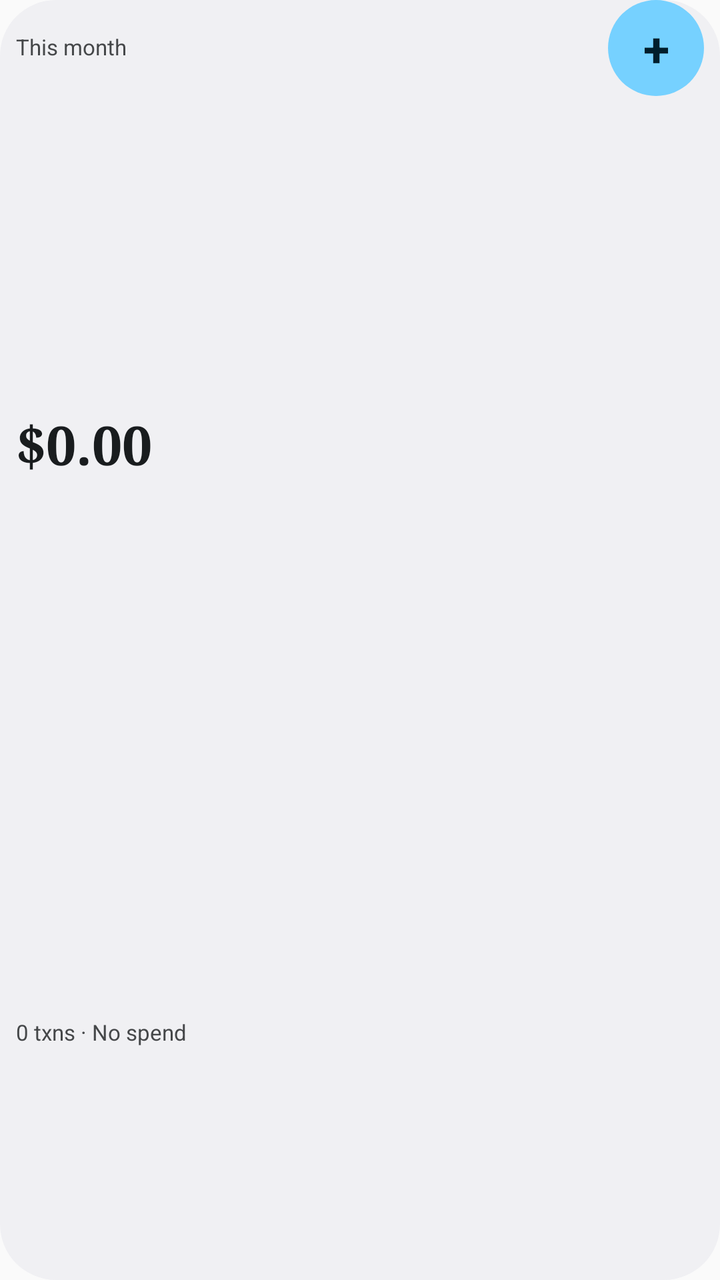
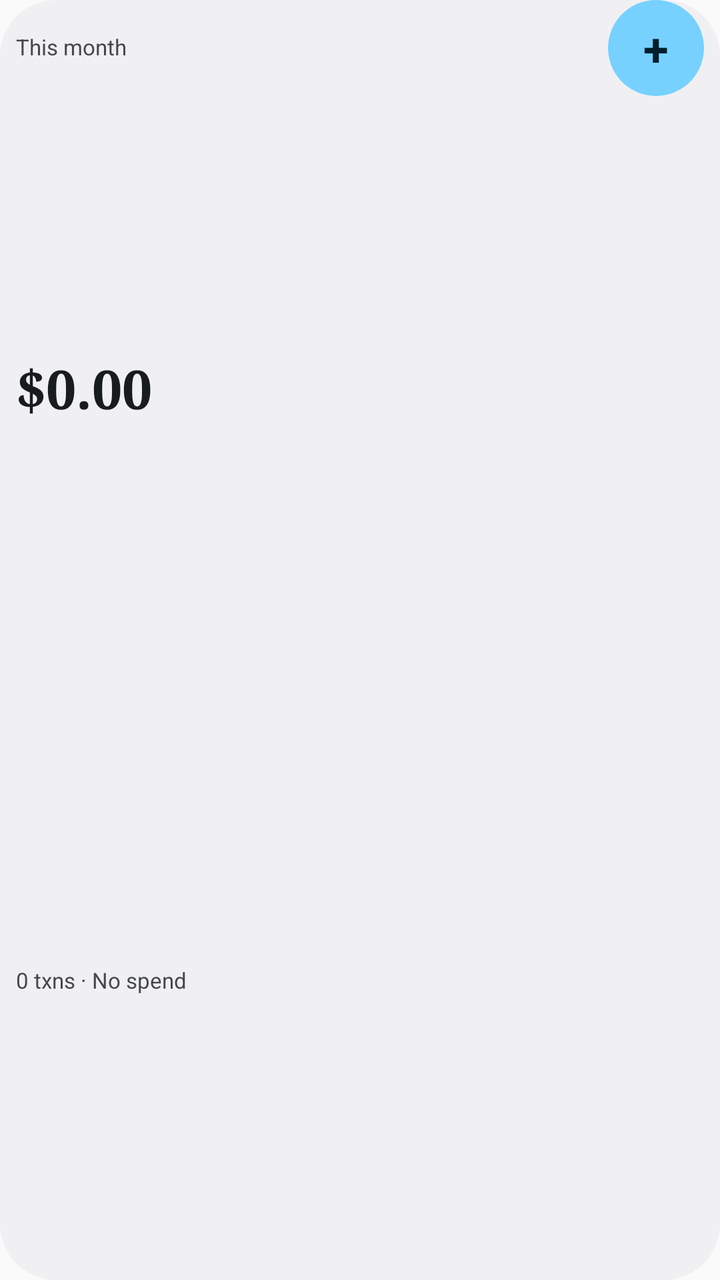

Screens rendered from an Android XML layout before and after an edit, with the pre-edit source and the edit as a unified diff.
<!-- AndroidManifest.xml: application theme AppTheme -->
<!-- res/layout/widget_penny_summary.xml -->
<?xml version="1.0" encoding="utf-8"?>
<LinearLayout xmlns:android="http://schemas.android.com/apk/res/android"
    android:id="@+id/widget_root"
    android:layout_width="match_parent"
    android:layout_height="match_parent"
    android:background="@drawable/widget_penny_card_background"
    android:orientation="vertical"
    android:paddingLeft="8dp"
    android:paddingRight="8dp"
    android:paddingBottom="6dp">

    <LinearLayout
        android:layout_width="match_parent"
        android:layout_height="48dp"
        android:gravity="center_vertical"
        android:orientation="horizontal">

        <TextView
            android:id="@+id/widget_spent_label"
            android:layout_width="0dp"
            android:layout_height="match_parent"
            android:layout_weight="1"
            android:autoSizeMaxTextSize="11sp"
            android:autoSizeMinTextSize="8sp"
            android:autoSizeStepGranularity="1sp"
            android:autoSizeTextType="uniform"
            android:ellipsize="end"
            android:gravity="center_vertical"
            android:includeFontPadding="false"
            android:maxLines="2"
            android:text="@string/widget_spent_this_month"
            android:textColor="@color/widget_on_surface_inverse_muted" />

        <TextView
            android:id="@+id/widget_add_button"
            android:layout_width="48dp"
            android:layout_height="48dp"
            android:background="@drawable/widget_penny_quick_add_background"
            android:contentDescription="@string/widget_quick_add_description"
            android:gravity="center"
            android:text="@string/widget_quick_add"
            android:textColor="@color/widget_on_quick_add"
            android:textSize="24sp"
            android:textStyle="bold" />
    </LinearLayout>

    <TextView
        android:id="@+id/widget_amount"
        android:layout_width="match_parent"
        android:layout_height="0dp"
        android:layout_weight="3"
        android:autoSizeMaxTextSize="27sp"
        android:autoSizeMinTextSize="12sp"
        android:autoSizeStepGranularity="1sp"
        android:autoSizeTextType="uniform"
        android:ellipsize="end"
        android:fontFamily="serif"
        android:gravity="center_vertical"
        android:includeFontPadding="false"
        android:maxLines="1"
        android:text="@string/widget_amount_fallback"
        android:textColor="@color/widget_on_surface_inverse"
        android:textStyle="bold" />

    <TextView
        android:id="@+id/widget_count"
        android:layout_width="match_parent"
        android:layout_height="0dp"
        android:layout_weight="2"
        android:autoSizeMaxTextSize="11sp"
        android:autoSizeMinTextSize="8sp"
        android:autoSizeStepGranularity="1sp"
        android:autoSizeTextType="uniform"
        android:ellipsize="end"
        android:gravity="center_vertical"
        android:includeFontPadding="false"
        android:maxLines="2"
        android:text="@string/widget_supporting_metrics_fallback"
        android:textColor="@color/widget_on_surface_inverse_muted" />
</LinearLayout>
<!-- resources referenced by this layout -->
<resources>
  <color name="widget_on_quick_add">#002117</color>
  <color name="widget_on_surface_inverse">#1A1C1A</color>
  <color name="widget_on_surface_inverse_muted">#454945</color>
  <!-- drawable widget_penny_card_background (drawable) -->
  <?xml version="1.0" encoding="utf-8"?>
  <shape xmlns:android="http://schemas.android.com/apk/res/android" android:shape="rectangle">
      <solid android:color="@color/widget_surface_inverse" />
      <corners android:radius="28dp" />
  </shape>
  <!-- drawable widget_penny_quick_add_background (drawable) -->
  <?xml version="1.0" encoding="utf-8"?>
  <shape xmlns:android="http://schemas.android.com/apk/res/android" android:shape="rectangle">
      <solid android:color="@color/widget_quick_add" />
      <corners android:radius="24dp" />
  </shape>
  <string name="widget_amount_fallback">$0.00</string>
  <string name="widget_quick_add">+</string>
  <string name="widget_quick_add_description">Add a transaction</string>
  <string name="widget_spent_this_month">This month</string>
  <string name="widget_supporting_metrics_fallback">0 txns · No spend</string>
  <style name="AppTheme" parent="android:style/Theme.Material.Light.NoActionBar">
          <item name="android:statusBarColor">@android:color/transparent</item>
          <item name="android:navigationBarColor">@android:color/transparent</item>
          <item name="android:windowLightStatusBar">true</item>
      </style>
  <color name="widget_surface_inverse">#F6F7F4</color>
  <color name="widget_quick_add">#B6F2D2</color>
</resources>

<!-- the commit's change to res/layout/widget_penny_summary.xml (unified diff, before → after) -->
@@ -7,7 +7,7 @@
     android:orientation="vertical"
     android:paddingLeft="8dp"
     android:paddingRight="8dp"
-    android:paddingBottom="6dp">
+    android:paddingBottom="2dp">
 
     <LinearLayout
         android:layout_width="match_parent"
@@ -40,7 +40,7 @@
             android:gravity="center"
             android:text="@string/widget_quick_add"
             android:textColor="@color/widget_on_quick_add"
-            android:textSize="24sp"
+            android:textSize="23sp"
             android:textStyle="bold" />
     </LinearLayout>
 
@@ -48,9 +48,9 @@
         android:id="@+id/widget_amount"
         android:layout_width="match_parent"
         android:layout_height="0dp"
-        android:layout_weight="3"
+        android:layout_weight="1"
         android:autoSizeMaxTextSize="27sp"
-        android:autoSizeMinTextSize="12sp"
+        android:autoSizeMinTextSize="10sp"
         android:autoSizeStepGranularity="1sp"
         android:autoSizeTextType="uniform"
         android:ellipsize="end"
@@ -66,9 +66,9 @@
         android:id="@+id/widget_count"
         android:layout_width="match_parent"
         android:layout_height="0dp"
-        android:layout_weight="2"
+        android:layout_weight="1"
         android:autoSizeMaxTextSize="11sp"
-        android:autoSizeMinTextSize="8sp"
+        android:autoSizeMinTextSize="6sp"
         android:autoSizeStepGranularity="1sp"
         android:autoSizeTextType="uniform"
         android:ellipsize="end"
